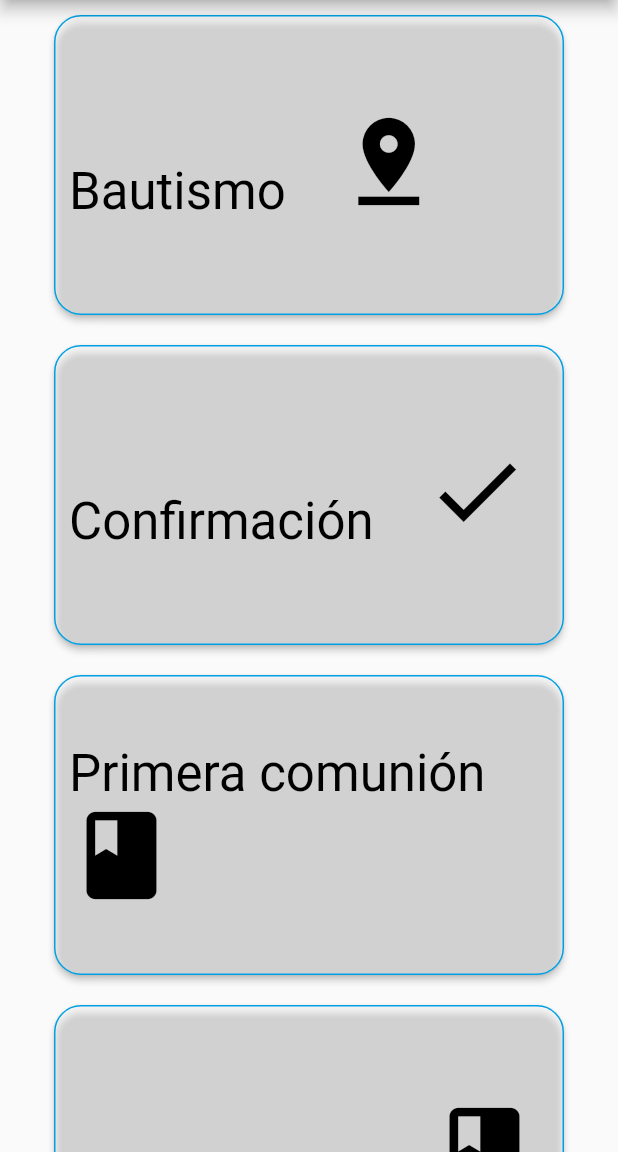
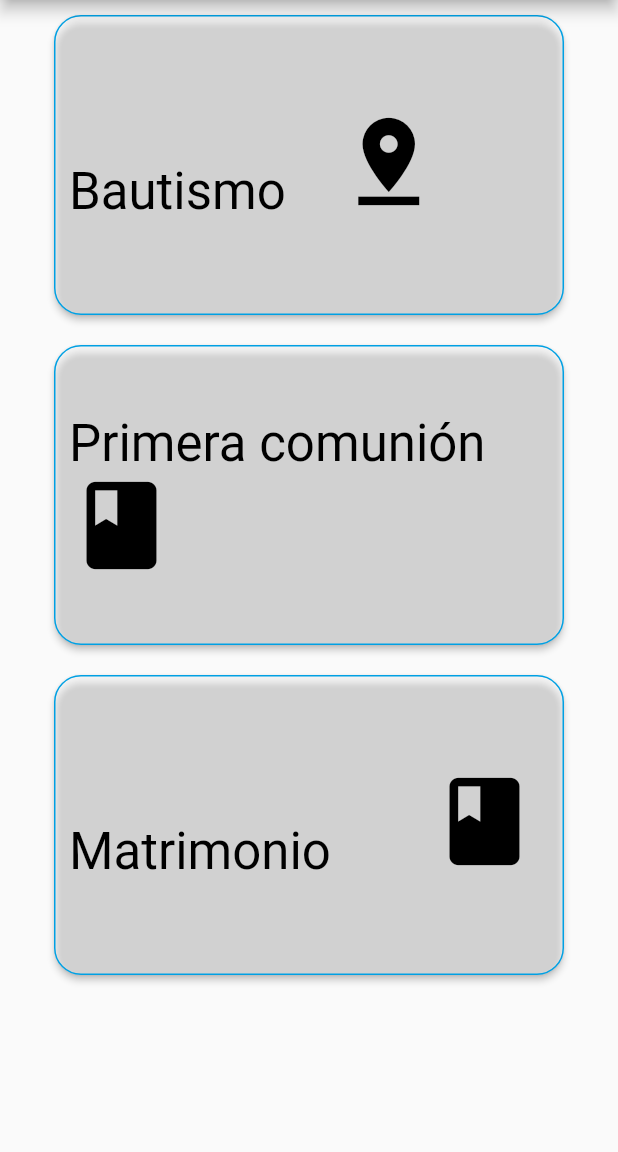
Before and after one commit to kamo28/PDMI, a Flutter app: the solicitud_sacramentos screen opened directly, after a tap on an icon or button, on a phone screen of 412 x 824 dp, the part 84-1236 px from its top. Run offline on Flutter 3.47's test engine with Material 2 defaults, Android fonts, the phone set to English and light mode, and no system bars; our stand-ins replace webview_flutter; missing offline and left inert: flutter_sms, http_auth; network calls fail.

Commit message:
cambio de botones solicitud_sacramentos

```diff
--- a/pdm/lib/inicio.dart
+++ b/pdm/lib/inicio.dart
@@ -1,7 +1,7 @@
 import 'package:flutter/material.dart';
 import 'package:pdm/page/contacto_page.dart';
 import 'package:pdm/page/donaciones_page.dart';
-import 'package:pdm/page/sacramentos.dart';
+import 'package:pdm/page/solicitud_sacramentos.dart';
 import 'package:pdm/widget/button_widget.dart';
 import 'package:pdm/widget/navigation_drawer_widget.dart';
 
@@ -44,7 +44,8 @@ class _MainPageState extends State<MainPage> {
                         side:
                             BorderSide(color: Color.fromRGBO(0, 160, 227, 1))),
                     onPressed: () {
-                      MaterialPageRoute(builder: (context) => sacramentos());
+                      MaterialPageRoute(
+                          builder: (context) => solicitud_sacramentos());
                     },
                     padding: EdgeInsets.all(10.0),
                     color: Colors.white38,
--- a/pdm/lib/page/solicitud_sacramentos.dart
+++ b/pdm/lib/page/solicitud_sacramentos.dart
@@ -70,38 +70,6 @@ class solicitud_sacramentos extends StatelessWidget {
                             child: RichText(
                                 text: TextSpan(children: [
                               TextSpan(
-                                  text: "Confirmación    ",
-                                  style: TextStyle(
-                                      fontSize: 34, color: Colors.black)),
-                              WidgetSpan(child: Icon(Icons.check, size: 70))
-                            ])),
-                          ),
-                        ),
-                      ),
-                      Container(
-                        margin: EdgeInsets.all(10),
-                        height: 200.0,
-                        width: 340,
-                        child: RaisedButton(
-                          shape: RoundedRectangleBorder(
-                              borderRadius: BorderRadius.circular(18.0),
-                              side: BorderSide(
-                                  color: Color.fromRGBO(0, 160, 227, 1))),
-                          onPressed: () {
-                            Navigator.push(
-                                context,
-                                MaterialPageRoute(
-                                    builder: (context) =>
-                                        solicitud_sacramentos()));
-                          },
-                          padding: EdgeInsets.all(10.0),
-                          color: Colors.white38,
-                          textColor: Colors.black,
-                          child: Align(
-                            alignment: Alignment.centerLeft,
-                            child: RichText(
-                                text: TextSpan(children: [
-                              TextSpan(
                                   text: "Primera comunión        ",
                                   style: TextStyle(
                                       fontSize: 34, color: Colors.black)),
@@ -142,70 +110,6 @@ class solicitud_sacramentos extends StatelessWidget {
                           ),
                         ),
                       ),
-                      Container(
-                        margin: EdgeInsets.all(10),
-                        height: 200.0,
-                        width: 340,
-                        child: RaisedButton(
-                          shape: RoundedRectangleBorder(
-                              borderRadius: BorderRadius.circular(18.0),
-                              side: BorderSide(
-                                  color: Color.fromRGBO(0, 160, 227, 1))),
-                          onPressed: () {
-                            Navigator.push(
-                                context,
-                                MaterialPageRoute(
-                                    builder: (context) =>
-                                        solicitud_sacramentos()));
-                          },
-                          padding: EdgeInsets.all(10.0),
-                          color: Colors.white38,
-                          textColor: Colors.black,
-                          child: Align(
-                            alignment: Alignment.centerLeft,
-                            child: RichText(
-                                text: TextSpan(children: [
-                              TextSpan(
-                                  text: "Orden sacerdotal    ",
-                                  style: TextStyle(
-                                      fontSize: 34, color: Colors.black)),
-                              WidgetSpan(child: Icon(Icons.pin_drop, size: 70))
-                            ])),
-                          ),
-                        ),
-                      ),
-                      Container(
-                        margin: EdgeInsets.all(10),
-                        height: 200.0,
-                        width: 340,
-                        child: RaisedButton(
-                          shape: RoundedRectangleBorder(
-                              borderRadius: BorderRadius.circular(18.0),
-                              side: BorderSide(
-                                  color: Color.fromRGBO(0, 160, 227, 1))),
-                          onPressed: () {
-                            Navigator.push(
-                                context,
-                                MaterialPageRoute(
-                                    builder: (context) =>
-                                        solicitud_sacramentos()));
-                          },
-                          padding: EdgeInsets.all(10.0),
-                          color: Colors.white38,
-                          textColor: Colors.black,
-                          child: Align(
-                            alignment: Alignment.centerLeft,
-                            child: RichText(
-                                text: TextSpan(children: [
-                              TextSpan(
-                                  text: "Consagración    ",
-                                  style: TextStyle(
-                                      fontSize: 34, color: Colors.black)),
-                              WidgetSpan(child: Icon(Icons.pin_drop, size: 70))
-                            ])),
-                          ),
-                        ),
-                      ),
                     ],
                   ),
                 )),
```
